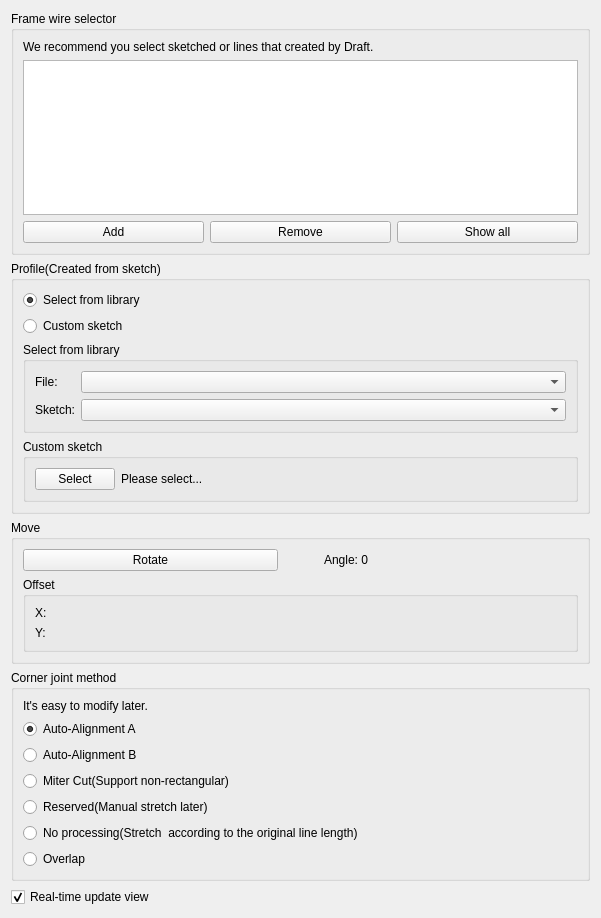
First picture: the form in freecad/easy_profile_frame/resources/ui/CreateProfilesBySketchPanel.ui, repository ovo-Tim/EasyProfileFrame, before the edit.
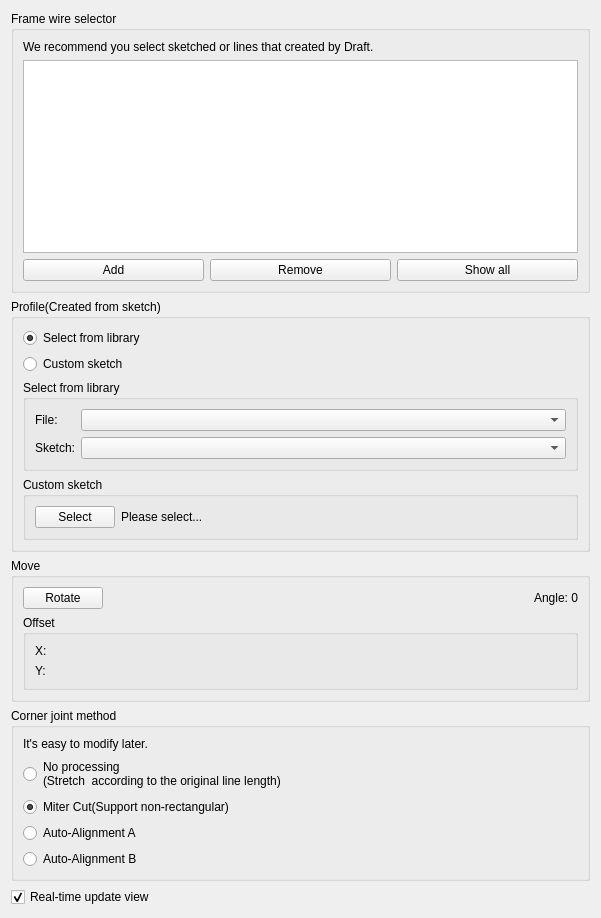
Second picture: the form after the edit.

Commit message: miter_cut half done

```diff
--- a/freecad/easy_profile_frame/resources/ui/CreateProfilesBySketchPanel.ui
+++ b/freecad/easy_profile_frame/resources/ui/CreateProfilesBySketchPanel.ui
@@ -172,7 +172,7 @@
         <item>
          <spacer name="horizontalSpacer">
           <property name="orientation">
-           <enum>Qt::Orientation::Vertical</enum>
+           <enum>Qt::Orientation::Horizontal</enum>
           </property>
           <property name="sizeHint" stdset="0">
            <size>
@@ -238,13 +238,31 @@
         </property>
        </widget>
       </item>
+      <item>
+       <widget class="QRadioButton" name="no_processing">
+        <property name="text">
+         <string>No processing
+(Stretch  according to the original line length)</string>
+        </property>
+       </widget>
+      </item>
+      <item>
+       <widget class="QRadioButton" name="miter_cut">
+        <property name="text">
+         <string>Miter Cut(Support non-rectangular)</string>
+        </property>
+        <property name="checked">
+         <bool>true</bool>
+        </property>
+       </widget>
+      </item>
       <item>
        <widget class="QRadioButton" name="auto_alignA">
         <property name="text">
          <string>Auto-Alignment A</string>
         </property>
         <property name="checked">
-         <bool>true</bool>
+         <bool>false</bool>
         </property>
        </widget>
       </item>
@@ -255,34 +273,6 @@
         </property>
        </widget>
       </item>
-      <item>
-       <widget class="QRadioButton" name="miter_cut">
-        <property name="text">
-         <string>Miter Cut(Support non-rectangular)</string>
-        </property>
-       </widget>
-      </item>
-      <item>
-       <widget class="QRadioButton" name="reserved">
-        <property name="text">
-         <string>Reserved(Manual stretch later)</string>
-        </property>
-       </widget>
-      </item>
-      <item>
-       <widget class="QRadioButton" name="no_processing">
-        <property name="text">
-         <string>No processing(Stretch  according to the original line length)</string>
-        </property>
-       </widget>
-      </item>
-      <item>
-       <widget class="QRadioButton" name="overlap">
-        <property name="text">
-         <string>Overlap</string>
-        </property>
-       </widget>
-      </item>
      </layout>
     </widget>
    </item>
```
Left out of the diff: 9 changed lines with no effect on the pictures. The commit also changes 4 other files.
